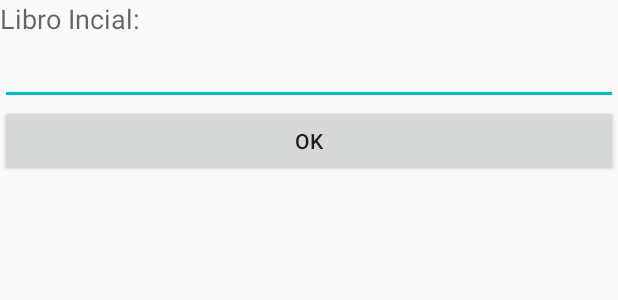
After one commit to ccupeiro/Audiolibros, an Android app: the layout configura_widget.xml on its own in the app's theme, with its tools: preview values and no code run, on a phone screen of 412 x 824 dp. The commit adds this screen. Shown: the top 300 px of the screen. Run offline under Robolectric (Android 15) with nearby library versions, the phone set to English and light mode, and no system bars; network calls fail.

Commit message:
En teoria solo faltan Extras. Animaciones (splas y transicion Zoom). ZoomSeek (Las dos). Widget (Incrementado,Intercambio play/pause(Service de Mapas), y notificacion)

```diff
--- a/app/src/main/java/com/upvmaster/carlos/audiolibros/views/ZoomSeekBarListener.java
+++ b/app/src/main/java/com/upvmaster/carlos/audiolibros/views/OnZoomSeekBarListener.java
@@ -4,5 +4,6 @@ package com.upvmaster.carlos.audiolibros.views;
  * Created by Carlos on 08/01/2017.
  */
 
-public interface ZoomSeekBarListener {
+public interface OnZoomSeekBarListener {
+    void colocarAudio(int posicion);
 }
--- /dev/null
+++ b/app/src/main/res/layout/configura_widget.xml
@@ -0,0 +1,29 @@
+<?xml version="1.0" encoding="utf-8"?>
+<LinearLayout xmlns:android="http://schemas.android.com/apk/res/android"
+    android:layout_width="match_parent"
+    android:layout_height="match_parent"
+    android:orientation="vertical">
+
+    <TextView
+        android:id="@+id/textView2"
+        android:layout_width="wrap_content"
+        android:layout_height="wrap_content"
+        android:text="Libro Incial:"
+        android:textAppearance="?android:attr/textAppearanceMedium" />
+
+    <EditText
+        android:id="@+id/editText1"
+        android:layout_width="match_parent"
+        android:layout_height="wrap_content"
+        android:ems="10">
+
+        <requestFocus />
+    </EditText>
+
+    <Button
+        android:id="@+id/buttonOK"
+        android:layout_width="match_parent"
+        android:layout_height="wrap_content"
+        android:onClick="buttonOK"
+        android:text="@android:string/ok" />
+</LinearLayout>
--- a/app/src/main/res/layout/widget.xml
+++ b/app/src/main/res/layout/widget.xml
@@ -31,11 +31,13 @@
         android:layout_height="match_parent"
         android:orientation="horizontal">
         <ImageView
+            android:id="@+id/iv_hamb"
             android:layout_width="match_parent"
             android:layout_height="match_parent"
             android:layout_weight="1"
             android:src="@drawable/hamb"/>
         <ImageView
+            android:id="@+id/iv_play"
             android:layout_width="match_parent"
             android:layout_height="match_parent"
             android:layout_weight="1"
--- a/app/src/main/res/xml/widget.xml
+++ b/app/src/main/res/xml/widget.xml
@@ -7,4 +7,7 @@
     android:minWidth="110dp"
     android:resizeMode="horizontal|vertical"
     android:updatePeriodMillis="1800000"
-    android:widgetCategory="home_screen"></appwidget-provider>
+    android:configure="com.upvmaster.carlos.audiolibros.widget.ConfiguraWidget"
+    android:widgetCategory="home_screen">
+
+</appwidget-provider>
```
Also changed, not shown: app/src/main/AndroidManifest.xml (+6 -1 lines), app/src/main/java/com/upvmaster/carlos/audiolibros/views/MiWidgetProvider.java (deleted, +0 -10 lines), app/src/main/java/com/upvmaster/carlos/audiolibros/views/ZoomSeekBar.java (+8 -0 lines), app/src/main/java/com/upvmaster/carlos/audiolibros/widget/ConfiguraWidget.java (added, +58 -0 lines), app/src/main/java/com/upvmaster/carlos/audiolibros/widget/MiWidgetProvider.java (added, +60 -0 lines).
